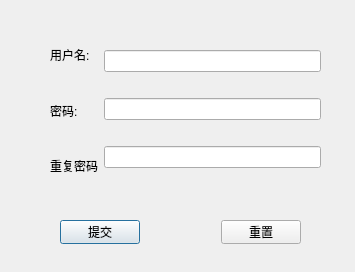
This is staffregister_dialog.ui in mengxing2017/RMS as Qt 5 draws it before an edit. The edited form follows.
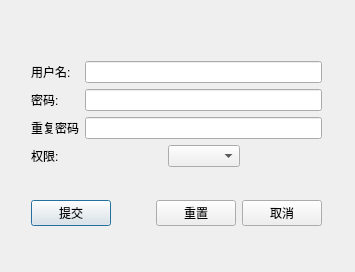
This is the edited form.

Diff of the .ui file:
```diff
--- a/staffregister_dialog.ui
+++ b/staffregister_dialog.ui
@@ -16,13 +16,15 @@
   <widget class="QWidget" name="">
    <property name="geometry">
     <rect>
-     <x>50</x>
-     <y>30</y>
-     <width>271</width>
-     <height>161</height>
+     <x>31</x>
+     <y>34</y>
+     <width>291</width>
+     <height>221</height>
     </rect>
    </property>
-   <layout class="QHBoxLayout" name="horizontalLayout">
+   <layout class="QVBoxLayout" name="verticalLayout_3">
+    <item>
+     <layout class="QHBoxLayout" name="horizontalLayout_3">
     <item>
      <layout class="QVBoxLayout" name="verticalLayout">
       <item>
@@ -46,6 +48,13 @@
         </property>
        </widget>
       </item>
+        <item>
+         <widget class="QLabel" name="label_4">
+          <property name="text">
+           <string>权限:</string>
+          </property>
+         </widget>
+        </item>
      </layout>
     </item>
     <item>
@@ -59,19 +68,44 @@
       <item>
        <widget class="QLineEdit" name="rePassword_lineEdit"/>
       </item>
+        <item>
+         <layout class="QHBoxLayout" name="horizontalLayout">
+          <item>
+           <spacer name="horizontalSpacer_3">
+            <property name="orientation">
+             <enum>Qt::Horizontal</enum>
+            </property>
+            <property name="sizeHint" stdset="0">
+             <size>
+              <width>40</width>
+              <height>20</height>
+             </size>
+            </property>
+           </spacer>
+          </item>
+          <item>
+           <widget class="QComboBox" name="comboBox"/>
+          </item>
+          <item>
+           <spacer name="horizontalSpacer_2">
+            <property name="orientation">
+             <enum>Qt::Horizontal</enum>
+            </property>
+            <property name="sizeHint" stdset="0">
+             <size>
+              <width>40</width>
+              <height>20</height>
+             </size>
+            </property>
+           </spacer>
+          </item>
      </layout>
     </item>
    </layout>
-  </widget>
-  <widget class="QWidget" name="">
-   <property name="geometry">
-    <rect>
-     <x>60</x>
-     <y>220</y>
-     <width>241</width>
-     <height>24</height>
-    </rect>
-   </property>
+      </item>
+     </layout>
+    </item>
+    <item>
    <layout class="QHBoxLayout" name="horizontalLayout_2">
     <item>
      <widget class="QPushButton" name="pushButton">
@@ -99,6 +133,15 @@
        <string>重置</string>
       </property>
      </widget>
+      </item>
+      <item>
+       <widget class="QPushButton" name="cancel_pushButton">
+        <property name="text">
+         <string>取消</string>
+        </property>
+       </widget>
+      </item>
+     </layout>
     </item>
    </layout>
   </widget>
```
Lines whose indentation alone changed are shown as unchanged.
